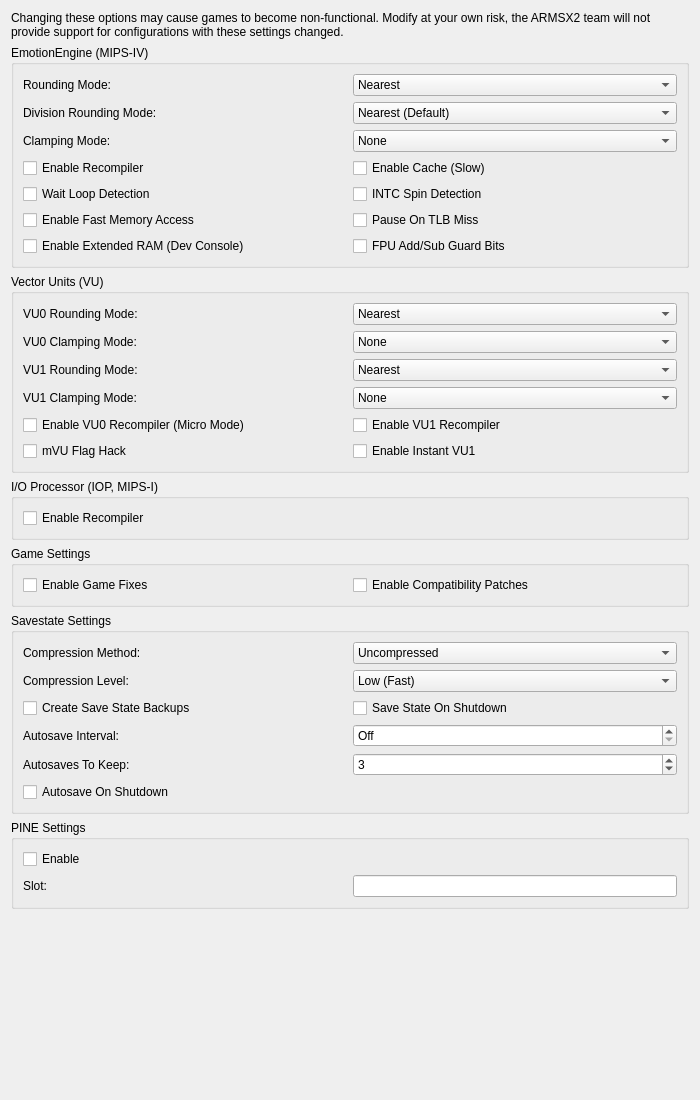
Before: the Qt Designer form pcsx2-qt/Settings/AdvancedSettingsWidget.ui in txntixnz/ARMSX2-for-iOS-16, drawn with Qt 5.
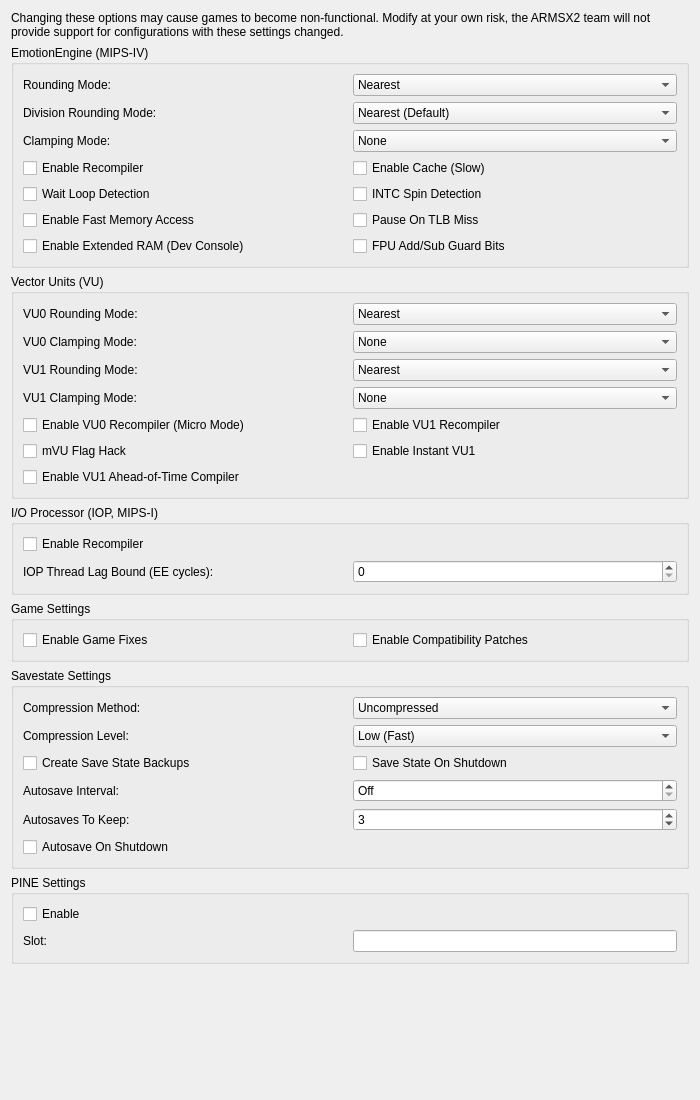
After: the same form once the commit is applied.

```diff
--- a/pcsx2-qt/Settings/AdvancedSettingsWidget.ui
+++ b/pcsx2-qt/Settings/AdvancedSettingsWidget.ui
@@ -267,6 +267,13 @@
           </property>
          </widget>
         </item>
+        <item row="2" column="0" colspan="2">
+         <widget class="QCheckBox" name="vuAot">
+          <property name="text">
+           <string>Enable VU1 Ahead-of-Time Compiler</string>
+          </property>
+         </widget>
+        </item>
        </layout>
       </item>
       <item row="1" column="1">
@@ -397,6 +404,23 @@
         </property>
        </widget>
       </item>
+      <item row="1" column="0">
+       <widget class="QLabel" name="iopThreadLagLabel">
+        <property name="text">
+         <string>IOP Thread Lag Bound (EE cycles):</string>
+        </property>
+        <property name="buddy">
+         <cstring>iopThreadLag</cstring>
+        </property>
+       </widget>
+      </item>
+      <item row="1" column="1">
+       <widget class="QSpinBox" name="iopThreadLag">
+        <property name="singleStep">
+         <number>1024</number>
+        </property>
+       </widget>
+      </item>
      </layout>
     </widget>
    </item>
```
Left out of the diff: 2 changed lines with no effect on the pictures.
